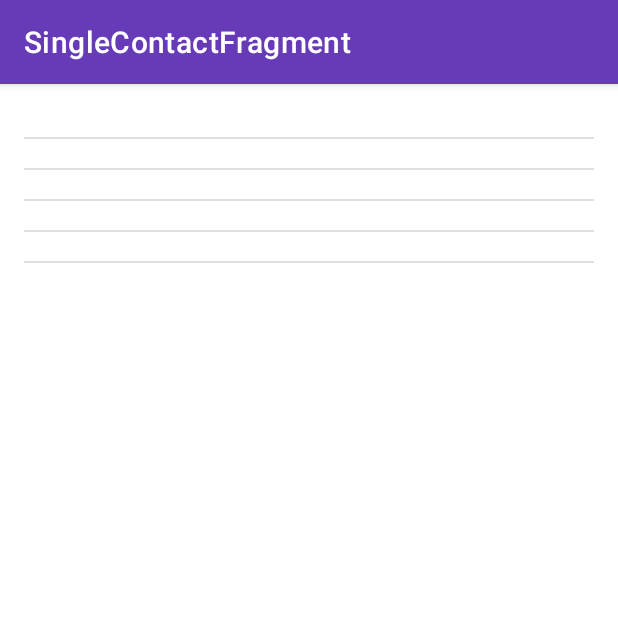
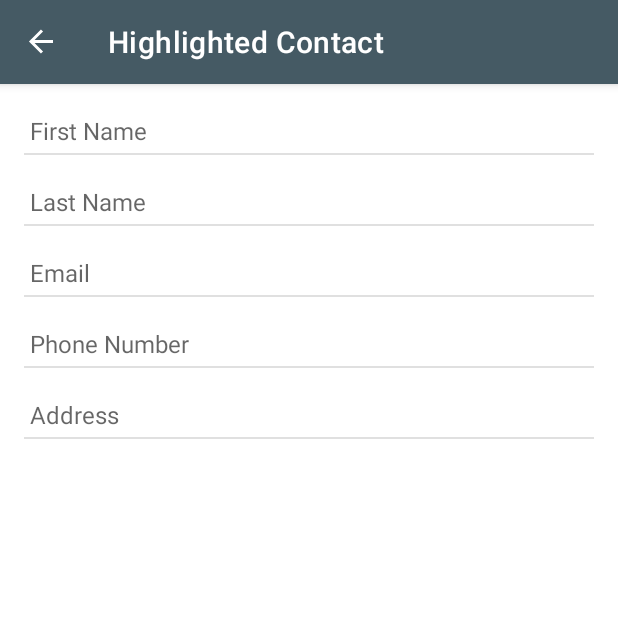
Before and after one commit to tomklecha/AddressBook, an Android app: the SingleContactFragment screen opened through its navigation route, on a phone screen of 412 x 824 dp, the top half of it. Run offline under Robolectric (Android 15) with nearby library versions, the phone set to English and light mode, and no system bars; our stand-ins replace Room's generated code, data binding, navigation-ui.

Commit message:
*updated navigator *created sample for placeholder *updated new contact fragment *updated UI colors style

```diff
--- a/app/src/main/java/com/tkdev/nuomaddressbook/MainActivity.kt
+++ b/app/src/main/java/com/tkdev/nuomaddressbook/MainActivity.kt
@@ -2,10 +2,9 @@ package com.tkdev.nuomaddressbook
 
 import android.os.Bundle
 import androidx.appcompat.app.AppCompatActivity
-import androidx.appcompat.widget.Toolbar
 import androidx.navigation.findNavController
 import androidx.navigation.ui.AppBarConfiguration
-import androidx.navigation.ui.setupActionBarWithNavController
+import androidx.navigation.ui.setupWithNavController
 import kotlinx.android.synthetic.main.activity_main.*
 
 class MainActivity : AppCompatActivity() {
@@ -16,16 +15,9 @@ class MainActivity : AppCompatActivity() {
         super.onCreate(savedInstanceState)
         setContentView(R.layout.activity_main)
 
-        setSupportActionBar(toolbar)
+        val navController = findNavController(R.id.nav_host_fragment)
+        appBarConfiguration = AppBarConfiguration(navController.graph)
+        toolbar.setupWithNavController(navController, appBarConfiguration)
+    }
 
-        val navController = findNavController(R.id.nav_host_fragment)
-        appBarConfiguration = AppBarConfiguration(
-            setOf(
-                R.id.contactsFragment,
-                R.id.singleContactFragment,
-                R.id.newContactFragment
-            )
-        )
-        setupActionBarWithNavController(navController, appBarConfiguration)
-    }
 }
--- a/app/src/main/java/com/tkdev/nuomaddressbook/data/ContactDao.kt
+++ b/app/src/main/java/com/tkdev/nuomaddressbook/data/ContactDao.kt
@@ -9,7 +9,7 @@ import kotlinx.coroutines.flow.Flow
 @Dao
 interface ContactDao {
 
-    @Insert(onConflict = OnConflictStrategy.REPLACE)
+    @Insert(onConflict = OnConflictStrategy.IGNORE)
     fun insert(contact: Contact)
 
     @Insert(onConflict = OnConflictStrategy.IGNORE)
--- a/app/src/main/java/com/tkdev/nuomaddressbook/data/ContactsViewHolder.kt
+++ b/app/src/main/java/com/tkdev/nuomaddressbook/data/ContactsViewHolder.kt
@@ -9,7 +9,6 @@ class ContactsViewHolder(
     private val itemListener: ContactsAdapter.ItemListener
 ) : RecyclerView.ViewHolder(binding.root) {
 
-
     fun bind(contact: Contact) {
         binding.setClickListener {
             itemListener.onItemClickListener(contact.id)
--- a/app/src/main/java/com/tkdev/nuomaddressbook/views/ContactsFragment.kt
+++ b/app/src/main/java/com/tkdev/nuomaddressbook/views/ContactsFragment.kt
@@ -12,9 +12,11 @@ import androidx.recyclerview.widget.DividerItemDecoration
 import androidx.recyclerview.widget.LinearLayoutManager
 import com.tkdev.nuomaddressbook.R
 import com.tkdev.nuomaddressbook.adapters.ContactsAdapter
+import com.tkdev.nuomaddressbook.data.Contact
 import com.tkdev.nuomaddressbook.databinding.FragmentContactsBinding
 import com.tkdev.nuomaddressbook.utilities.InjectorUtils
 import com.tkdev.nuomaddressbook.viewmodels.ContactsViewModel
+import kotlinx.android.synthetic.main.fragment_contacts.*
 
 class ContactsFragment : Fragment(), ContactsAdapter.ItemListener {
 
@@ -42,7 +44,7 @@ class ContactsFragment : Fragment(), ContactsAdapter.ItemListener {
         contactsAdapter = ContactsAdapter(this)
 
         contactsViewModel.contacts.observe(viewLifecycleOwner) { list ->
-            contactsAdapter.submitList(list)
+            updateUI(list)
         }
 
         binding.contactsRecyclerView.apply {
@@ -61,6 +63,16 @@ class ContactsFragment : Fragment(), ContactsAdapter.ItemListener {
         return binding.root
     }
 
+    private fun updateUI(list: List<Contact>) {
+        when (list.isEmpty()) {
+            true -> imageView.visibility = View.VISIBLE
+            false -> {
+                imageView.visibility = View.INVISIBLE
+                contactsAdapter.submitList(list)
+            }
+        }
+    }
+
     interface Callback {
         fun createContact()
     }
--- a/app/src/main/java/com/tkdev/nuomaddressbook/views/SingleContactFragment.kt
+++ b/app/src/main/java/com/tkdev/nuomaddressbook/views/SingleContactFragment.kt
@@ -6,12 +6,15 @@ import android.view.View
 import android.view.ViewGroup
 import androidx.fragment.app.Fragment
 import androidx.fragment.app.activityViewModels
+import androidx.lifecycle.observe
 import com.tkdev.nuomaddressbook.R
 import com.tkdev.nuomaddressbook.databinding.FragmentSingleContactBinding
 import com.tkdev.nuomaddressbook.utilities.InjectorUtils
 import com.tkdev.nuomaddressbook.viewmodels.ContactsViewModel
+import kotlinx.android.synthetic.main.activity_main.*
+import kotlinx.android.synthetic.main.activity_main.view.*
 
-class SingleContactFragment : Fragment(R.layout.fragment_single_contact) {
+class SingleContactFragment() : Fragment(R.layout.fragment_single_contact) {
 
     private val contactsViewModel: ContactsViewModel by activityViewModels {
         InjectorUtils.provideContactsViewModelFactory(requireContext())
@@ -24,11 +27,15 @@ class SingleContactFragment : Fragment(R.layout.fragment_single_contact) {
     ): View? {
         val binding =
             FragmentSingleContactBinding.inflate(inflater, container, false).apply {
-            viewModel = contactsViewModel
-            lifecycleOwner = viewLifecycleOwner
+                viewModel = contactsViewModel
+                lifecycleOwner = viewLifecycleOwner
+            }
+
+        contactsViewModel.contact.observe(viewLifecycleOwner) { list ->
+            activity?.appbar?.toolbar?.title =
+                resources.getString(R.string.contact_name, list.firstName, list.lastName)
         }
 
         return binding.root
     }
-
 }
--- a/app/src/main/res/layout/activity_main.xml
+++ b/app/src/main/res/layout/activity_main.xml
@@ -16,8 +16,7 @@
         <androidx.appcompat.widget.Toolbar
             android:id="@+id/toolbar"
             android:layout_width="match_parent"
-            android:layout_height="?attr/actionBarSize"
-            app:titleTextColor="@color/icons" />
+            android:layout_height="?attr/actionBarSize" />
 
     </com.google.android.material.appbar.AppBarLayout>
 
--- a/app/src/main/res/layout/fragment_contacts.xml
+++ b/app/src/main/res/layout/fragment_contacts.xml
@@ -18,6 +18,13 @@
         android:padding="16dp"
         >
 
+        <ImageView
+            android:id="@+id/imageView"
+            android:layout_width="wrap_content"
+            android:layout_height="wrap_content"
+            android:layout_gravity="center"
+            android:visibility="invisible"
+            app:srcCompat="@drawable/ic_launcher_background" />
 
         <com.google.android.material.floatingactionbutton.FloatingActionButton
             android:id="@+id/createContactButton"
@@ -33,7 +40,8 @@
         <androidx.recyclerview.widget.RecyclerView
             android:id="@+id/contactsRecyclerView"
             android:layout_width="match_parent"
-            android:layout_height="match_parent">
+            android:layout_height="match_parent"
+            >
 
         </androidx.recyclerview.widget.RecyclerView>
     </FrameLayout>
--- a/app/src/main/res/layout/fragment_new_contact.xml
+++ b/app/src/main/res/layout/fragment_new_contact.xml
@@ -1,5 +1,11 @@
 <?xml version="1.0" encoding="utf-8"?>
 <layout xmlns:android="http://schemas.android.com/apk/res/android">
+
+
+    <FrameLayout
+        android:layout_width="match_parent"
+        android:layout_height="match_parent"
+        android:padding="16dp">
 
         <ScrollView
             android:layout_width="match_parent"
@@ -7,9 +13,8 @@
 
             <LinearLayout
                 android:layout_width="match_parent"
-            android:layout_height="match_parent"
-            android:orientation="vertical"
-            android:padding="16dp">
+                android:layout_height="wrap_content"
+                android:orientation="vertical">
 
                 <com.google.android.material.textfield.TextInputLayout
                     android:layout_width="match_parent"
@@ -67,15 +72,16 @@
                         android:hint="@string/address" />
                 </com.google.android.material.textfield.TextInputLayout>
 
+
+            </LinearLayout>
+        </ScrollView>
+
         <Button
             android:id="@+id/saveButton"
             android:layout_width="match_parent"
             android:layout_height="wrap_content"
-                android:layout_gravity="bottom"
-                android:layout_marginTop="64dp"
-                android:background="@color/accent"
+            android:layout_gravity="bottom|end"
+            android:padding="16dp"
             android:text="@string/save_contact" />
-        </LinearLayout>
-    </ScrollView>
-
+    </FrameLayout>
 </layout>
--- a/app/src/main/res/layout/fragment_single_contact.xml
+++ b/app/src/main/res/layout/fragment_single_contact.xml
@@ -1,6 +1,5 @@
 <?xml version="1.0" encoding="utf-8"?>
 <layout xmlns:android="http://schemas.android.com/apk/res/android"
-    xmlns:app="http://schemas.android.com/apk/res-auto"
     xmlns:tools="http://schemas.android.com/tools">
 
     <data>
@@ -21,37 +20,71 @@
 
         <TextView
             android:id="@+id/singleContactFirstName"
+            style="@style/TextAppearance.AppCompat.Headline"
             android:layout_width="match_parent"
             android:layout_height="wrap_content"
+            android:gravity="start"
+            android:hint="@string/first_name"
+            android:padding="4dp"
             android:text="@{viewModel.contact.firstName}"
+            android:textAppearance="@style/TextAppearance.AppCompat.Display4"
+            android:textSize="16sp"
             tools:text="singleContactFirstName" />
 
         <TextView
             android:id="@+id/singleContactLastName"
-            android:layout_width="match_parent"
+            style="@style/TextAppearance.AppCompat.Headline"
+            android:layout_width="wrap_content"
             android:layout_height="wrap_content"
+            android:layout_marginTop="16dp"
+            android:gravity="start"
+            android:hint="@string/last_name"
+            android:padding="4dp"
             android:text="@{viewModel.contact.lastName}"
+            android:textAppearance="@style/TextAppearance.AppCompat.Display4"
+            android:textSize="16sp"
             tools:text="singleContactLastName" />
 
         <TextView
             android:id="@+id/singleContactEmail"
-            android:layout_width="match_parent"
+            style="@style/TextAppearance.AppCompat.Headline"
+            android:layout_width="wrap_content"
             android:layout_height="wrap_content"
+            android:layout_marginTop="16dp"
+            android:gravity="start"
+            android:hint="@string/email"
+            android:padding="4dp"
             android:text="@{viewModel.contact.email}"
+            android:textAppearance="@style/TextAppearance.AppCompat.Display4"
+            android:textSize="16sp"
             tools:text="singleContactEmail" />
 
         <TextView
             android:id="@+id/singleContactPhoneNumber"
-            android:layout_width="match_parent"
+            style="@style/TextAppearance.AppCompat.Headline"
+            android:layout_width="wrap_content"
             android:layout_height="wrap_content"
+            android:layout_marginTop="16dp"
+            android:gravity="start"
+            android:hint="@string/phone_number"
+            android:padding="4dp"
             android:text="@{viewModel.contact.phoneNumber}"
+            android:textAppearance="@style/TextAppearance.AppCompat.Display4"
+            android:textSize="16sp"
             tools:text="singleContactPhoneNumber" />
 
         <TextView
             android:id="@+id/singleContactAddress"
-            android:layout_width="match_parent"
+            style="@style/TextAppearance.AppCompat.Headline"
+            android:layout_width="wrap_content"
             android:layout_height="wrap_content"
+            android:layout_marginTop="16dp"
+            android:gravity="start"
+            android:hint="@string/address"
+            android:padding="4dp"
             android:text="@{viewModel.contact.address}"
+            android:textAppearance="@style/TextAppearance.AppCompat.Display4"
+            android:textSize="16sp"
             tools:text="singleContactAddress" />
     </LinearLayout>
 </layout>
--- a/app/src/main/res/layout/item_contact.xml
+++ b/app/src/main/res/layout/item_contact.xml
@@ -3,7 +3,6 @@
     xmlns:tools="http://schemas.android.com/tools">
 
     <data>
-
         <variable
             name="contact"
             type="com.tkdev.nuomaddressbook.data.Contact" />
@@ -29,9 +28,9 @@
             android:gravity="start"
             android:maxLines="1"
             android:padding="4dp"
-            android:text="@{@string/contact_name(contact.firstName,contact.lastName)}"
             android:textAppearance="@style/TextAppearance.AppCompat.Display4"
             android:textSize="16sp"
+            android:text="@{@string/contact_name(contact.firstName,contact.lastName)}"
             tools:text="Contacts first name" />
     </LinearLayout>
 </layout>
--- a/app/src/main/res/navigation/nav_main.xml
+++ b/app/src/main/res/navigation/nav_main.xml
@@ -7,7 +7,7 @@
     <fragment
         android:id="@+id/contactsFragment"
         android:name="com.tkdev.nuomaddressbook.views.ContactsFragment"
-        android:label="ContactsFragment"
+        android:label="Nuom Contact Book"
         tools:layout="@layout/fragment_contacts" >
         <action
             android:id="@+id/openCurrentContact"
@@ -21,12 +21,14 @@
     <fragment
         android:id="@+id/singleContactFragment"
         android:name="com.tkdev.nuomaddressbook.views.SingleContactFragment"
-        android:label="SingleContactFragment"
-        tools:layout="@layout/fragment_single_contact" />
+        android:label="Highlighted Contact"
+        tools:layout="@layout/fragment_single_contact"
+        >
+    </fragment>
     <fragment
         android:id="@+id/newContactFragment"
         android:name="com.tkdev.nuomaddressbook.views.NewContactFragment"
-        android:label="NewContactFragment"
+        android:label="Add new contact"
         tools:layout="@layout/fragment_new_contact" />
 
 
--- a/app/src/main/res/values/colors.xml
+++ b/app/src/main/res/values/colors.xml
@@ -1,12 +1,9 @@
 <?xml version="1.0" encoding="utf-8"?>
 <resources>
-    <!-- Palette generated by Material Palette - materialpalette.com/deep-purple/deep-orange -->
-    <color name="primary">#673AB7</color>
-    <color name="primary_dark">#512DA8</color>
-    <color name="primary_light">#D1C4E9</color>
-    <color name="accent">#FF5722</color>
-    <color name="primary_text">#212121</color>
-    <color name="secondary_text">#757575</color>
-    <color name="icons">#FFFFFF</color>
-    <color name="divider">#BDBDBD</color>
+    <color name="primary">#455a64</color>
+    <color name="primary_light">#718792</color>
+    <color name="primary_dark">#1c313a</color>
+    <color name="secondaryColor">#1976d2</color>
+    <color name="primaryTextColor">#ffffff</color>
+    <color name="secondaryTextColor">#ffffff</color>
 </resources>
--- a/app/src/main/res/values/styles.xml
+++ b/app/src/main/res/values/styles.xml
@@ -1,15 +1,12 @@
 <resources>
-    <!-- Base application theme. -->
     <style name="AppTheme" parent="Theme.MaterialComponents.Light.NoActionBar">
-        <!-- Customize your theme here. -->
         <item name="colorPrimary">@color/primary</item>
         <item name="colorPrimaryDark">@color/primary_dark</item>
         <item name="colorSecondary">@color/primary_light</item>
-        <item name="colorAccent">@color/accent</item>
-        <item name="android:textColorPrimary">@color/primary_text</item>
-        <item name="android:textColorSecondary">@color/secondary_text</item>
-        <item name="icon">@color/icons</item>
-        <item name="divider">@color/divider</item>
+        <item name="colorAccent">@color/secondaryColor</item>
+        <item name="android:textColorPrimary">@color/primaryTextColor</item>
+        <item name="android:textColorSecondary">@color/secondaryTextColor</item>
+        <item name="android:colorControlNormal">@color/primary_light</item>
     </style>
 
 </resources>
```
Lines whose indentation alone changed are shown as unchanged.
